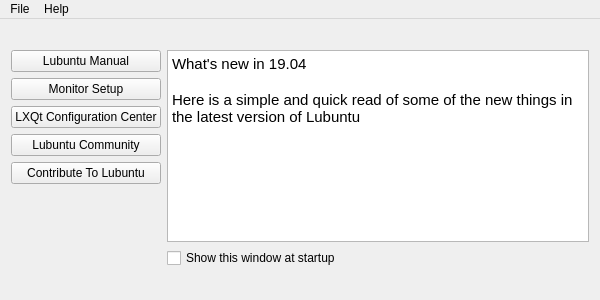
Qt form mainwindow.ui (lubuntu-team/welcome) before a commit.
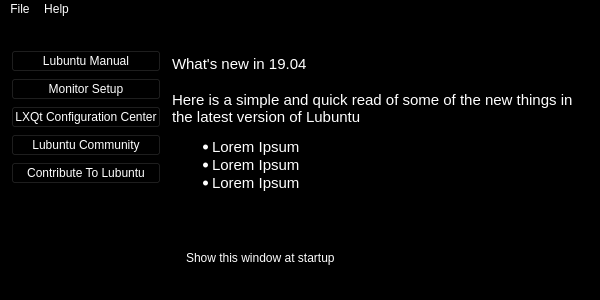
The same form after that commit.

What changed in the file:
```diff
--- a/mainwindow.ui
+++ b/mainwindow.ui
@@ -13,6 +13,11 @@
   <property name="windowTitle">
    <string>Lubuntu Welcome Center</string>
   </property>
+  <property name="styleSheet">
+   <string notr="true">color: white;
+
+background-color: black;</string>
+  </property>
   <widget class="QWidget" name="centralWidget">
    <layout class="QFormLayout" name="formLayout">
     <item row="0" column="0">
@@ -77,10 +82,13 @@
          <string>&lt;!DOCTYPE HTML PUBLIC &quot;-//W3C//DTD HTML 4.0//EN&quot; &quot;http://www.w3.org/TR/REC-html40/strict.dtd&quot;&gt;
 &lt;html&gt;&lt;head&gt;&lt;meta name=&quot;qrichtext&quot; content=&quot;1&quot; /&gt;&lt;style type=&quot;text/css&quot;&gt;
 p, li { white-space: pre-wrap; }
-&lt;/style&gt;&lt;/head&gt;&lt;body style=&quot; font-family:'Ubuntu'; font-size:11pt; font-weight:400; font-style:normal;&quot;&gt;
-&lt;p style=&quot; margin-top:0px; margin-bottom:0px; margin-left:0px; margin-right:0px; -qt-block-indent:0; text-indent:0px;&quot;&gt;What's new in 19.04&lt;/p&gt;
-&lt;p style=&quot;-qt-paragraph-type:empty; margin-top:0px; margin-bottom:0px; margin-left:0px; margin-right:0px; -qt-block-indent:0; text-indent:0px;&quot;&gt;&lt;br /&gt;&lt;/p&gt;
-&lt;p style=&quot; margin-top:0px; margin-bottom:0px; margin-left:0px; margin-right:0px; -qt-block-indent:0; text-indent:0px;&quot;&gt;Here is a simple and quick read of some of the new things in the latest version of Lubuntu&lt;/p&gt;&lt;/body&gt;&lt;/html&gt;</string>
+&lt;/style&gt;&lt;/head&gt;&lt;body style=&quot; font-family:'Ubuntu'; font-size:14pt; font-weight:400; font-style:normal;&quot;&gt;
+&lt;p style=&quot; margin-top:0px; margin-bottom:0px; margin-left:0px; margin-right:0px; -qt-block-indent:0; text-indent:0px;&quot;&gt;&lt;span style=&quot; font-size:11pt;&quot;&gt;What's new in 19.04&lt;/span&gt;&lt;/p&gt;
+&lt;p style=&quot;-qt-paragraph-type:empty; margin-top:0px; margin-bottom:0px; margin-left:0px; margin-right:0px; -qt-block-indent:0; text-indent:0px; font-size:11pt;&quot;&gt;&lt;br /&gt;&lt;/p&gt;
+&lt;p style=&quot; margin-top:0px; margin-bottom:0px; margin-left:0px; margin-right:0px; -qt-block-indent:0; text-indent:0px;&quot;&gt;&lt;span style=&quot; font-size:11pt;&quot;&gt;Here is a simple and quick read of some of the new things in the latest version of Lubuntu&lt;/span&gt;&lt;/p&gt;
+&lt;ul style=&quot;margin-top: 0px; margin-bottom: 0px; margin-left: 0px; margin-right: 0px; -qt-list-indent: 1;&quot;&gt;&lt;li style=&quot; font-size:11pt;&quot; style=&quot; margin-top:12px; margin-bottom:0px; margin-left:0px; margin-right:0px; -qt-block-indent:0; text-indent:0px;&quot;&gt;Lorem Ipsum&lt;/li&gt;
+&lt;li style=&quot; font-size:11pt;&quot; style=&quot; margin-top:0px; margin-bottom:0px; margin-left:0px; margin-right:0px; -qt-block-indent:0; text-indent:0px;&quot;&gt;Lorem Ipsum&lt;/li&gt;
+&lt;li style=&quot; font-size:11pt;&quot; style=&quot; margin-top:0px; margin-bottom:0px; margin-left:0px; margin-right:0px; -qt-block-indent:0; text-indent:0px;&quot;&gt;Lorem Ipsum&lt;/li&gt;&lt;/ul&gt;&lt;/body&gt;&lt;/html&gt;</string>
         </property>
        </widget>
       </item>
@@ -101,7 +109,7 @@
      <x>0</x>
      <y>0</y>
      <width>600</width>
-     <height>29</height>
+     <height>34</height>
     </rect>
    </property>
    <widget class="QMenu" name="menuFile">
```
Left out of the diff: 4 changed lines with no effect on the pictures.
